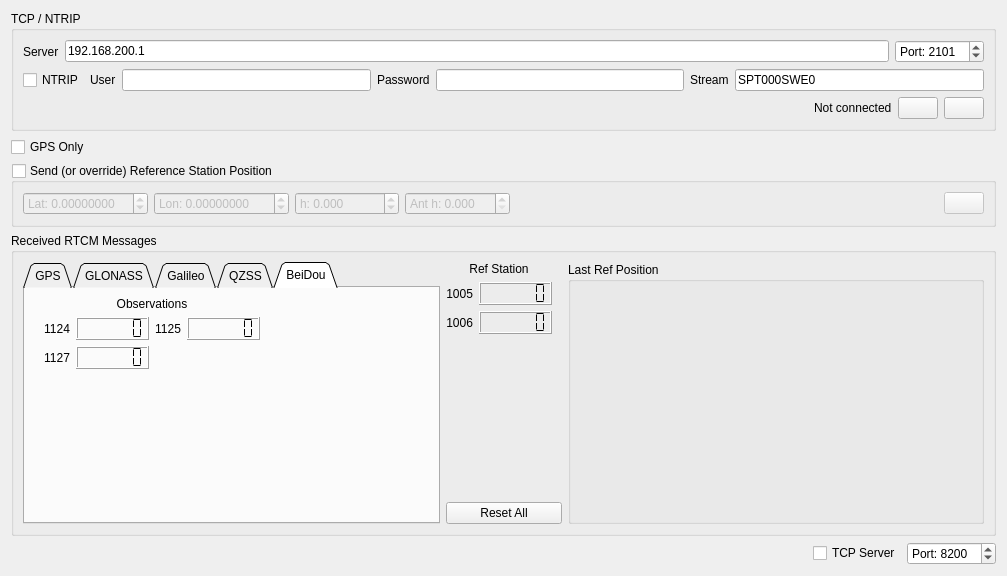
GunnarLarssonSLU/rise_sdvp, file Linux/RControlStation/rtcmwidget.ui: the form before one commit.
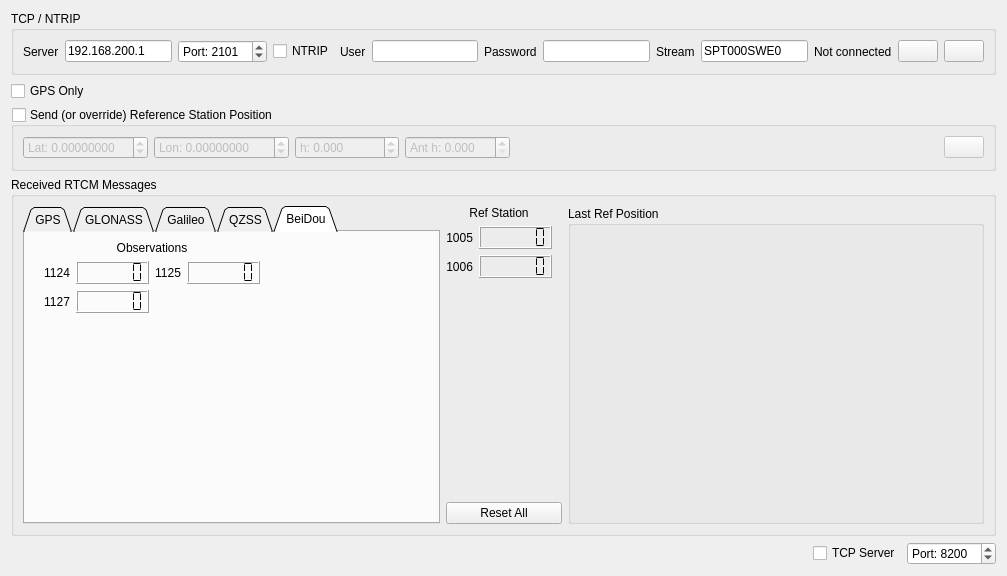
The form after the commit. Icons and pictures are not drawn.

Patch:
```diff
--- a/Linux/RControlStation/rtcmwidget.ui
+++ b/Linux/RControlStation/rtcmwidget.ui
@@ -37,6 +37,12 @@
         </item>
         <item>
          <widget class="QLineEdit" name="ntripServerEdit">
+          <property name="sizePolicy">
+           <sizepolicy hsizetype="Expanding" vsizetype="Fixed">
+            <horstretch>0</horstretch>
+            <verstretch>0</verstretch>
+           </sizepolicy>
+          </property>
           <property name="text">
            <string>192.168.200.1</string>
           </property>
@@ -55,10 +61,6 @@
           </property>
          </widget>
         </item>
-       </layout>
-      </item>
-      <item>
-       <layout class="QHBoxLayout" name="horizontalLayout_3">
         <item>
          <widget class="QCheckBox" name="ntripBox">
           <property name="text">
@@ -119,23 +121,6 @@
            <enum>QLineEdit::Normal</enum>
           </property>
          </widget>
-        </item>
-       </layout>
-      </item>
-      <item>
-       <layout class="QHBoxLayout" name="horizontalLayout">
-        <item>
-         <spacer name="horizontalSpacer">
-          <property name="orientation">
-           <enum>Qt::Horizontal</enum>
-          </property>
-          <property name="sizeHint" stdset="0">
-           <size>
-            <width>40</width>
-            <height>20</height>
-           </size>
-          </property>
-         </spacer>
         </item>
         <item>
          <widget class="QLabel" name="ntripConnectedLabel">
```
